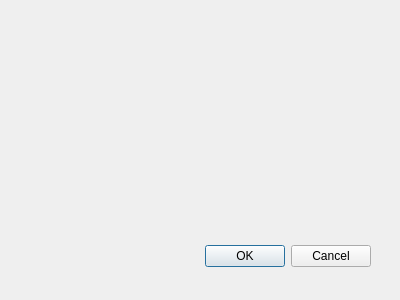
cjand225/CS499SolarCarTimer, file resources/QuitDialog.ui: the form before one commit.
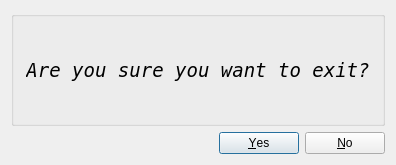
The form after the commit.

```diff
--- a/resources/QuitDialog.ui
+++ b/resources/QuitDialog.ui
@@ -6,29 +6,87 @@
    <rect>
     <x>0</x>
     <y>0</y>
-    <width>400</width>
-    <height>300</height>
+    <width>396</width>
+    <height>165</height>
    </rect>
   </property>
   <property name="windowTitle">
    <string>Dialog</string>
   </property>
-  <widget class="QDialogButtonBox" name="buttonBox">
-   <property name="geometry">
-    <rect>
-     <x>30</x>
-     <y>240</y>
-     <width>341</width>
-     <height>32</height>
-    </rect>
-   </property>
-   <property name="orientation">
-    <enum>Qt::Horizontal</enum>
-   </property>
-   <property name="standardButtons">
-    <set>QDialogButtonBox::Cancel|QDialogButtonBox::Ok</set>
-   </property>
-  </widget>
+  <layout class="QGridLayout" name="gridLayout_2">
+   <item row="0" column="0">
+    <layout class="QGridLayout" name="gridLayout">
+     <item row="0" column="0">
+      <widget class="QGroupBox" name="groupBox">
+       <property name="title">
+        <string/>
+       </property>
+       <layout class="QGridLayout" name="gridLayout_3">
+        <item row="0" column="0">
+         <spacer name="horizontalSpacer">
+          <property name="orientation">
+           <enum>Qt::Horizontal</enum>
+          </property>
+          <property name="sizeHint" stdset="0">
+           <size>
+            <width>40</width>
+            <height>20</height>
+           </size>
+          </property>
+         </spacer>
+        </item>
+        <item row="0" column="2">
+         <spacer name="horizontalSpacer_2">
+          <property name="orientation">
+           <enum>Qt::Horizontal</enum>
+          </property>
+          <property name="sizeHint" stdset="0">
+           <size>
+            <width>40</width>
+            <height>20</height>
+           </size>
+          </property>
+         </spacer>
+        </item>
+        <item row="0" column="1">
+         <widget class="QLabel" name="label">
+          <property name="font">
+           <font>
+            <family>DejaVu Sans Mono</family>
+            <pointsize>14</pointsize>
+            <italic>true</italic>
+           </font>
+          </property>
+          <property name="frameShadow">
+           <enum>QFrame::Plain</enum>
+          </property>
+          <property name="text">
+           <string>Are you sure you want to exit?</string>
+          </property>
+          <property name="alignment">
+           <set>Qt::AlignCenter</set>
+          </property>
+         </widget>
+        </item>
+       </layout>
+      </widget>
+     </item>
+    </layout>
+   </item>
+   <item row="1" column="0">
+    <widget class="QDialogButtonBox" name="buttonBox">
+     <property name="orientation">
+      <enum>Qt::Horizontal</enum>
+     </property>
+     <property name="standardButtons">
+      <set>QDialogButtonBox::No|QDialogButtonBox::Yes</set>
+     </property>
+     <property name="centerButtons">
+      <bool>false</bool>
+     </property>
+    </widget>
+   </item>
+  </layout>
  </widget>
  <resources/>
  <connections>
```
Left out of the diff: 8 changed lines with no effect on the pictures.
